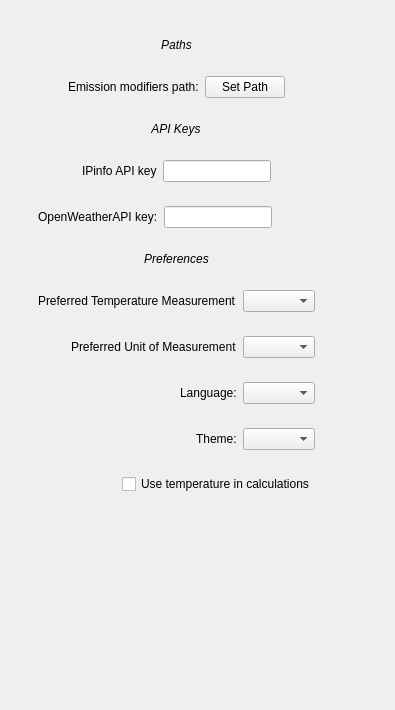
Qt form src/data/resources/GUI_files/settings.ui (Luis-Rosario-Alers/CarbonCalculator) before a commit.
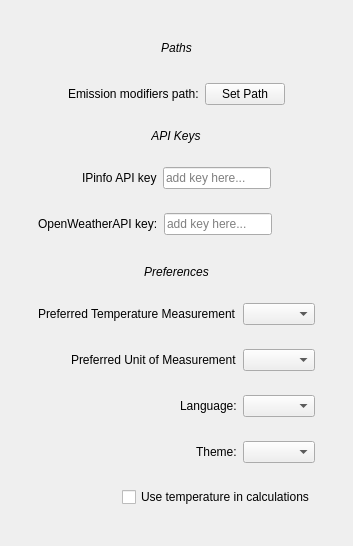
The same form after that commit.

Commit message: :construction: add mostly working settings widget

What changed in the file:
```diff
--- a/src/data/resources/GUI_files/settings.ui
+++ b/src/data/resources/GUI_files/settings.ui
@@ -6,8 +6,8 @@
    <rect>
     <x>0</x>
     <y>0</y>
-    <width>393</width>
-    <height>710</height>
+    <width>351</width>
+    <height>546</height>
    </rect>
   </property>
   <property name="windowTitle">
@@ -107,7 +107,11 @@
              </widget>
             </item>
             <item>
-             <widget class="QLineEdit" name="ipInfoAPIKeyLineEdit"/>
+             <widget class="QLineEdit" name="ipInfoAPIKeyLineEdit">
+              <property name="placeholderText">
+               <string>add key here...</string>
+              </property>
+             </widget>
             </item>
            </layout>
           </widget>
@@ -123,7 +127,17 @@
              </widget>
             </item>
             <item>
-             <widget class="QLineEdit" name="openWeatherMapAPIKeyLineEdit"/>
+             <widget class="QLineEdit" name="openWeatherMapAPIKeyLineEdit">
+              <property name="frame">
+               <bool>true</bool>
+              </property>
+              <property name="placeholderText">
+               <string>add key here...</string>
+              </property>
+              <property name="clearButtonEnabled">
+               <bool>false</bool>
+              </property>
+             </widget>
             </item>
            </layout>
           </widget>
@@ -132,7 +146,13 @@
           <widget class="QWidget" name="widget" native="true">
            <layout class="QVBoxLayout" name="verticalLayout_4">
             <item alignment="Qt::AlignmentFlag::AlignBottom">
-             <widget class="QLabel" name="label">
+             <widget class="QLabel" name="preferencesLabel">
+              <property name="frameShape">
+               <enum>QFrame::Shape::NoFrame</enum>
+              </property>
+              <property name="lineWidth">
+               <number>1</number>
+              </property>
               <property name="text">
                <string>&lt;html&gt;&lt;head/&gt;&lt;body&gt;&lt;p&gt;&lt;span style=&quot; font-style:italic;&quot;&gt;Preferences&lt;/span&gt;&lt;/p&gt;&lt;/body&gt;&lt;/html&gt;</string>
               </property>
@@ -234,36 +254,12 @@
            </layout>
           </widget>
          </item>
-         <item>
-          <spacer name="verticalSpacer">
-           <property name="orientation">
-            <enum>Qt::Orientation::Vertical</enum>
-           </property>
-           <property name="sizeHint" stdset="0">
-            <size>
-             <width>20</width>
-             <height>40</height>
-            </size>
-           </property>
-          </spacer>
-         </item>
         </layout>
        </widget>
       </item>
      </layout>
     </widget>
    </item>
-   <item>
-    <widget class="QWidget" name="rightBar" native="true">
-     <layout class="QVBoxLayout" name="verticalLayout_2">
-      <item alignment="Qt::AlignmentFlag::AlignRight|Qt::AlignmentFlag::AlignTop">
-       <widget class="QWidget" name="returnWidget" native="true">
-        <layout class="QHBoxLayout" name="horizontalLayout_3"/>
-       </widget>
-      </item>
-     </layout>
-    </widget>
-   </item>
   </layout>
  </widget>
  <resources/>
```
Left out of the diff: 30 changed lines with no effect on the pictures. The commit also changes 2080 other files.
